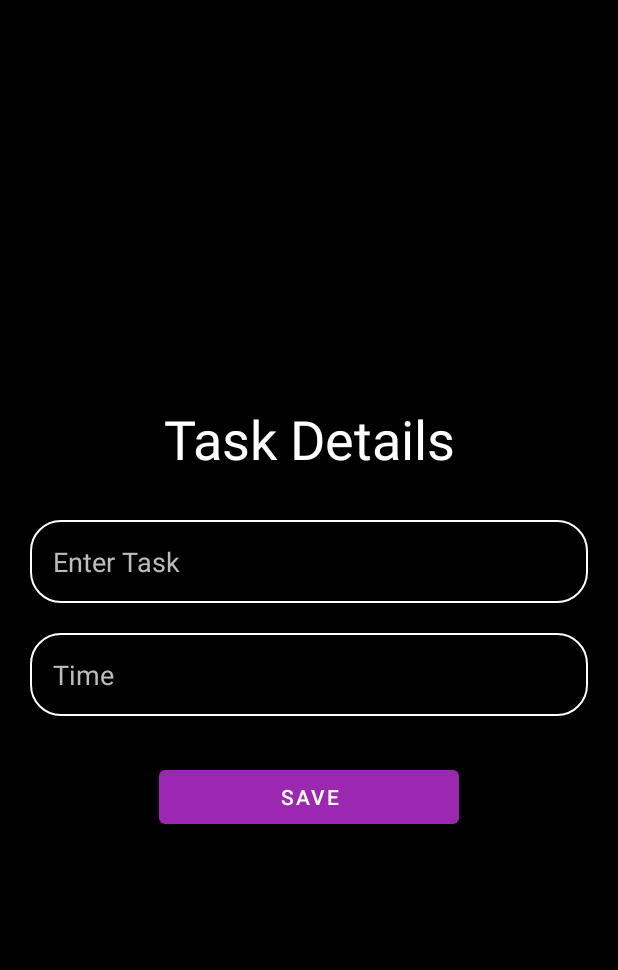
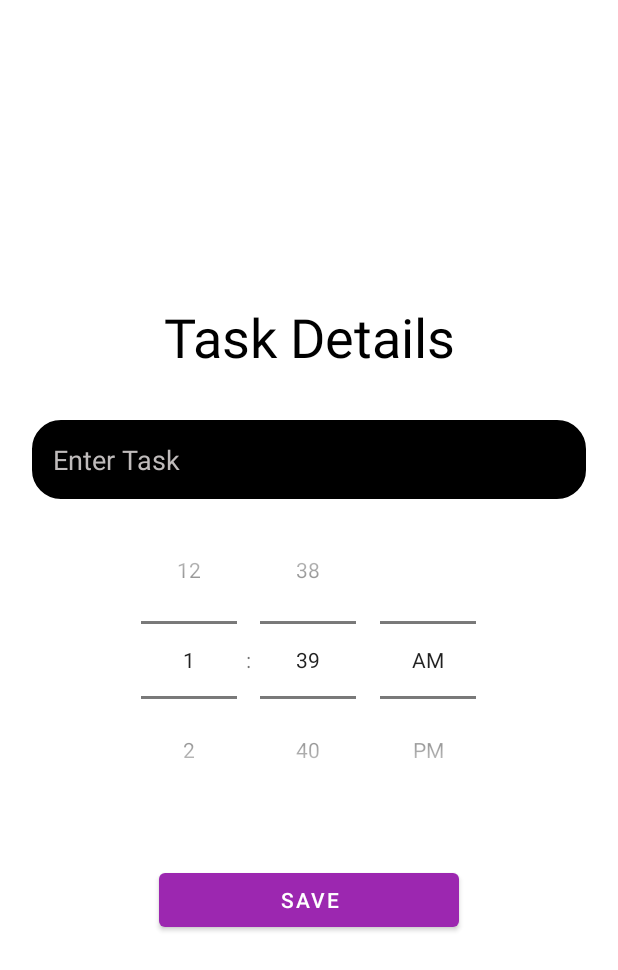
Before and after one commit to Shadow2073/Task-Manager-DVM, an Android app: the CreateCard screen opened directly, with no data from a screen before it, on a phone screen of 412 x 824 dp. Shown: the top 970 px of the screen. Run offline under Robolectric (Android 15) with nearby library versions, the phone set to English and light mode, and no system bars; our stand-ins replace Room's generated code.

Commit message:
added time

```diff
--- a/TODO_App-main/TODO_App-main/app/src/main/AndroidManifest.xml
+++ b/TODO_App-main/TODO_App-main/app/src/main/AndroidManifest.xml
@@ -9,7 +9,8 @@
         android:roundIcon="@mipmap/ic_launcher_round"
         android:supportsRtl="true"
         android:theme="@style/Theme.mytheme">
-        <activity android:name=".SplashScreen">
+        <activity android:name=".SplashScreen"
+            android:exported="true">
             <intent-filter>
                 <action android:name="android.intent.action.MAIN" />
                 <category android:name="android.intent.category.LAUNCHER" />
--- a/TODO_App-main/TODO_App-main/app/src/main/java/com/example/todo/Adapter.kt
+++ b/TODO_App-main/TODO_App-main/app/src/main/java/com/example/todo/Adapter.kt
@@ -11,7 +11,7 @@ import kotlinx.android.synthetic.main.view.view.*
 class Adapter(var data: List<CardInfo>) : RecyclerView.Adapter<Adapter.viewHolder>() {
     class viewHolder(itemView: View) : RecyclerView.ViewHolder(itemView) {
         var title = itemView.title
-        var priority = itemView.priority
+        var time = itemView.priority
         var layout = itemView.mylayout
     }
 
@@ -24,11 +24,11 @@ class Adapter(var data: List<CardInfo>) : RecyclerView.Adapter<Adapter.viewHolde
         when (data[position].priority.toLowerCase()) {
             "high" -> holder.layout.setBackgroundColor(Color.parseColor("#F05454"))
             "medium" -> holder.layout.setBackgroundColor(Color.parseColor("#EDC988"))
-            else -> holder.layout.setBackgroundColor(Color.parseColor("#00917C"))
+            else -> holder.layout.setBackgroundColor(Color.parseColor("#FFBB86FC"))
         }
 
         holder.title.text = data[position].title
-        holder.priority.text = data[position].priority
+        holder.time.text = data[position].priority
         holder.itemView.setOnClickListener{
             val intent= Intent(holder.itemView.context,UpdateCard::class.java)
             intent.putExtra("id",position)
--- a/TODO_App-main/TODO_App-main/app/src/main/java/com/example/todo/Entity.kt
+++ b/TODO_App-main/TODO_App-main/app/src/main/java/com/example/todo/Entity.kt
@@ -8,5 +8,5 @@ data class Entity(
     @PrimaryKey(autoGenerate = true)
     var id:Int,
     var title:String,
-    var priority:String
+    var priority: String
 )
--- a/TODO_App-main/TODO_App-main/app/src/main/res/layout/activity_create_card.xml
+++ b/TODO_App-main/TODO_App-main/app/src/main/res/layout/activity_create_card.xml
@@ -2,7 +2,7 @@
 <LinearLayout xmlns:android="http://schemas.android.com/apk/res/android"
     xmlns:app="http://schemas.android.com/apk/res-auto"
     xmlns:tools="http://schemas.android.com/tools"
-    android:background="@color/black"
+    android:background="@color/white"
     android:layout_width="match_parent"
     android:layout_height="match_parent"
     android:orientation="vertical"
@@ -13,7 +13,7 @@
         android:layout_width="match_parent"
         android:layout_height="wrap_content"
         android:text="Task Details"
-        android:textColor="@color/white"
+        android:textColor="@color/black"
         android:textSize="36sp"
         android:gravity="center"
         android:fontFamily="sans-serif"/>
@@ -29,17 +29,12 @@
         android:textColor="@color/white"
         />
 
-    <EditText
-        android:id="@+id/create_priority"
-        android:layout_width="match_parent"
+    <TimePicker
+        android:id="@+id/timePicker"
+        android:layout_width="wrap_content"
         android:layout_height="wrap_content"
-        android:layout_marginTop="20dp"
-        android:hint="Time"
-        android:padding="15dp"
-        android:background="@drawable/custom_edittetext"
-        android:textColorHint="#BFBBBB"
-        android:textColor="@color/white"
-        />
+        android:layout_centerHorizontal="true"
+        android:timePickerMode="spinner"/>
 
     <Button
         android:id="@+id/save_button"
```
Also changed, not shown: TODO_App-main/TODO_App-main/app/src/main/java/com/example/todo/CreateCard.kt (+4 -6 lines), TODO_App-main/TODO_App-main/app/src/main/java/com/example/todo/UpdateCard.kt (+4 -6 lines), TODO_App-main/TODO_App-main/app/src/main/java/com/example/todo/notif.kt (deleted, +0 -41 lines), TODO_App-main/TODO_App-main/app/src/main/res/layout/activity_main.xml (+6 -5 lines), TODO_App-main/TODO_App-main/app/src/main/res/layout/activity_splash_screen.xml (+5 -14 lines), TODO_App-main/TODO_App-main/app/src/main/res/layout/activity_update_card.xml (+5 -5 lines), TODO_App-main/TODO_App-main/app/src/main/res/layout/picktime.xml (added, +20 -0 lines).
